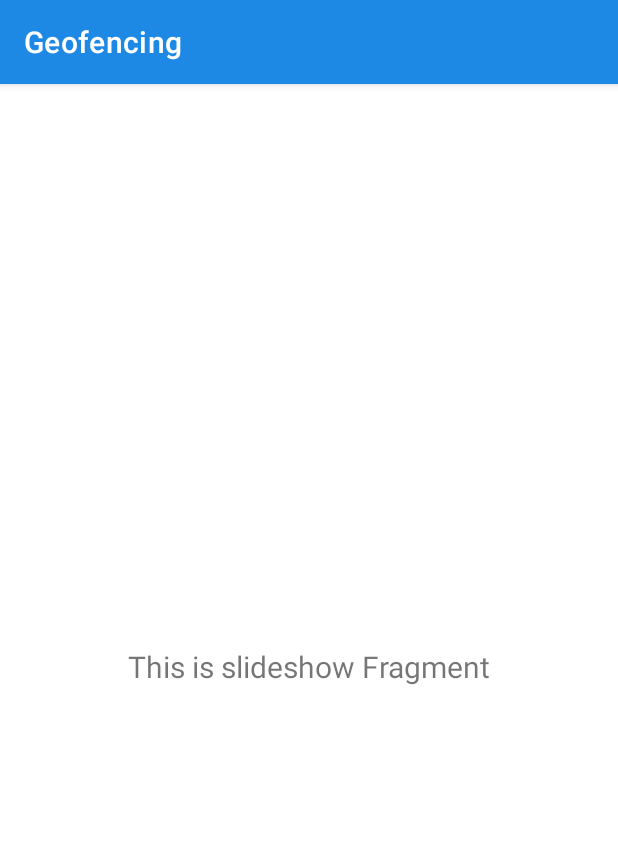
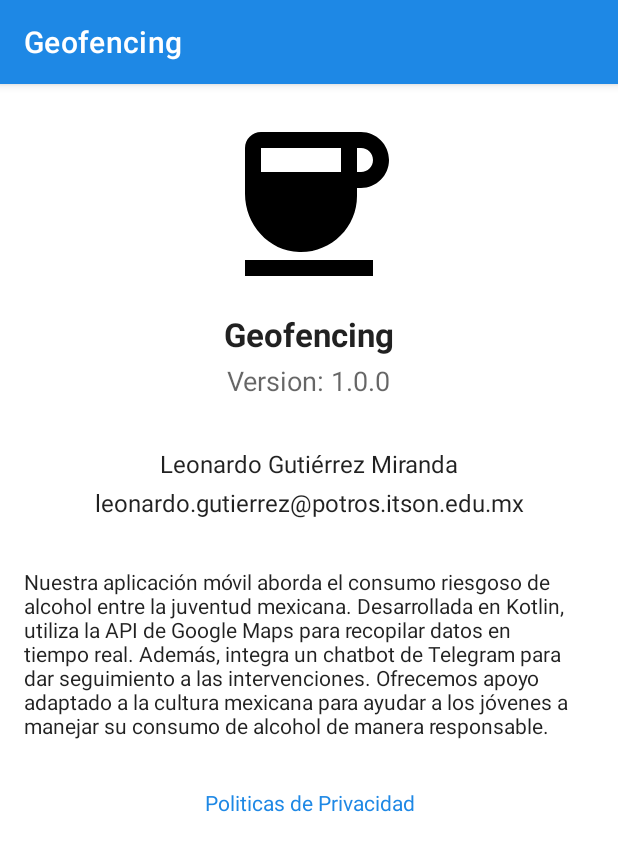
Before and after one commit to mparra37/Geofencing, an Android app: the fragment SlideshowFragment shown on its own in the app's theme, on a phone screen of 412 x 824 dp. Shown: the top 851 px of the screen. Run offline under Robolectric (Android 15) with nearby library versions, the phone set to English and light mode, and no system bars.

Commit message:
menu design

```diff
--- a/app/src/main/java/parra/mario/geofencing/ui/gallery/GalleryViewModel.kt
+++ b/app/src/main/java/parra/mario/geofencing/ui/gallery/GalleryViewModel.kt
@@ -7,7 +7,7 @@ import androidx.lifecycle.ViewModel
 class GalleryViewModel : ViewModel() {
 
     private val _text = MutableLiveData<String>().apply {
-        value = "This is gallery Fragment"
+        value = "Lista de Ubicaciones"
     }
     val text: LiveData<String> = _text
 }
--- a/app/src/main/java/parra/mario/geofencing/ui/slideshow/SlideshowFragment.kt
+++ b/app/src/main/java/parra/mario/geofencing/ui/slideshow/SlideshowFragment.kt
@@ -28,10 +28,7 @@ class SlideshowFragment : Fragment() {
         _binding = FragmentSlideshowBinding.inflate(inflater, container, false)
         val root: View = binding.root
 
-        val textView: TextView = binding.textSlideshow
-        slideshowViewModel.text.observe(viewLifecycleOwner) {
-            textView.text = it
-        }
+
         return root
     }
 
--- /dev/null
+++ b/app/src/main/res/drawable/baseline_coffee_24.xml
@@ -0,0 +1,5 @@
+<vector android:height="128dp" android:tint="#000000"
+    android:viewportHeight="24" android:viewportWidth="24"
+    android:width="128dp" xmlns:android="http://schemas.android.com/apk/res/android">
+    <path android:fillColor="@android:color/white" android:pathData="M18.5,3H6C4.9,3 4,3.9 4,5v5.71c0,3.83 2.95,7.18 6.78,7.29c3.96,0.12 7.22,-3.06 7.22,-7v-1h0.5c1.93,0 3.5,-1.57 3.5,-3.5S20.43,3 18.5,3zM16,5v3H6V5H16zM18.5,8H18V5h0.5C19.33,5 20,5.67 20,6.5S19.33,8 18.5,8zM4,19h16v2H4V19z"/>
+</vector>
--- /dev/null
+++ b/app/src/main/res/drawable/baseline_help_outline_24.xml
@@ -0,0 +1,5 @@
+<vector android:autoMirrored="true" android:height="24dp"
+    android:tint="#000000" android:viewportHeight="24"
+    android:viewportWidth="24" android:width="24dp" xmlns:android="http://schemas.android.com/apk/res/android">
+    <path android:fillColor="@android:color/white" android:pathData="M11,18h2v-2h-2v2zM12,2C6.48,2 2,6.48 2,12s4.48,10 10,10 10,-4.48 10,-10S17.52,2 12,2zM12,20c-4.41,0 -8,-3.59 -8,-8s3.59,-8 8,-8 8,3.59 8,8 -3.59,8 -8,8zM12,6c-2.21,0 -4,1.79 -4,4h2c0,-1.1 0.9,-2 2,-2s2,0.9 2,2c0,2 -3,1.75 -3,5h2c0,-2.25 3,-2.5 3,-5 0,-2.21 -1.79,-4 -4,-4z"/>
+</vector>
--- /dev/null
+++ b/app/src/main/res/drawable/baseline_list_alt_24.xml
@@ -0,0 +1,5 @@
+<vector android:autoMirrored="true" android:height="24dp"
+    android:tint="#000000" android:viewportHeight="24"
+    android:viewportWidth="24" android:width="24dp" xmlns:android="http://schemas.android.com/apk/res/android">
+    <path android:fillColor="@android:color/white" android:pathData="M19,5v14L5,19L5,5h14m1.1,-2L3.9,3c-0.5,0 -0.9,0.4 -0.9,0.9v16.2c0,0.4 0.4,0.9 0.9,0.9h16.2c0.4,0 0.9,-0.5 0.9,-0.9L21,3.9c0,-0.5 -0.5,-0.9 -0.9,-0.9zM11,7h6v2h-6L11,7zM11,11h6v2h-6v-2zM11,15h6v2h-6zM7,7h2v2L7,9zM7,11h2v2L7,13zM7,15h2v2L7,17z"/>
+</vector>
--- /dev/null
+++ b/app/src/main/res/drawable/baseline_place_24.xml
@@ -0,0 +1,5 @@
+<vector android:height="24dp" android:tint="#000000"
+    android:viewportHeight="24" android:viewportWidth="24"
+    android:width="24dp" xmlns:android="http://schemas.android.com/apk/res/android">
+    <path android:fillColor="@android:color/white" android:pathData="M12,2C8.13,2 5,5.13 5,9c0,5.25 7,13 7,13s7,-7.75 7,-13c0,-3.87 -3.13,-7 -7,-7zM12,11.5c-1.38,0 -2.5,-1.12 -2.5,-2.5s1.12,-2.5 2.5,-2.5 2.5,1.12 2.5,2.5 -1.12,2.5 -2.5,2.5z"/>
+</vector>
--- /dev/null
+++ b/app/src/main/res/drawable/ubicaciones.xml
@@ -0,0 +1,5 @@
+<vector android:height="24dp" android:tint="#000000"
+    android:viewportHeight="24" android:viewportWidth="24"
+    android:width="24dp" xmlns:android="http://schemas.android.com/apk/res/android">
+    <path android:fillColor="@android:color/white" android:pathData="M4,16v6h16v-6c0,-1.1 -0.9,-2 -2,-2L6,14c-1.1,0 -2,0.9 -2,2zM18,18L6,18v-2h12v2zM12,2C9.24,2 7,4.24 7,7l5,7 5,-7c0,-2.76 -2.24,-5 -5,-5zM12,11L9,7c0,-1.66 1.34,-3 3,-3s3,1.34 3,3l-3,4z"/>
+</vector>
--- a/app/src/main/res/layout/fragment_slideshow.xml
+++ b/app/src/main/res/layout/fragment_slideshow.xml
@@ -1,22 +1,85 @@
 <?xml version="1.0" encoding="utf-8"?>
-<androidx.constraintlayout.widget.ConstraintLayout xmlns:android="http://schemas.android.com/apk/res/android"
-    xmlns:app="http://schemas.android.com/apk/res-auto"
-    xmlns:tools="http://schemas.android.com/tools"
+<LinearLayout xmlns:android="http://schemas.android.com/apk/res/android"
     android:layout_width="match_parent"
-    android:layout_height="match_parent"
-    tools:context=".ui.slideshow.SlideshowFragment">
+    android:layout_height="wrap_content"
+    android:orientation="vertical"
+    android:padding="16dp">
+
+    <!-- App Logo -->
+    <ImageView
+        android:id="@+id/app_logo"
+        android:layout_width="wrap_content"
+        android:layout_height="wrap_content"
+        android:layout_gravity="center"
+        android:src="@drawable/baseline_coffee_24"
+        android:contentDescription="@string/app_name" />
+
+    <!-- App Name -->
+    <TextView
+        android:id="@+id/app_name_text"
+        android:layout_width="wrap_content"
+        android:layout_height="wrap_content"
+        android:layout_gravity="center"
+        android:layout_marginTop="8dp"
+        android:text="@string/app_name"
+        android:textAppearance="@style/TextAppearance.AppCompat.Large"
+        android:textStyle="bold" />
+
+    <!-- App Version -->
+    <TextView
+        android:id="@+id/app_version_text"
+        android:layout_width="wrap_content"
+        android:layout_height="wrap_content"
+        android:layout_gravity="center"
+        android:layout_marginTop="4dp"
+        android:text="Version: 1.0.0"
+        android:textAppearance="@style/TextAppearance.AppCompat.Medium" />
+
 
     <TextView
-        android:id="@+id/text_slideshow"
+        android:id="@+id/contacto"
         android:layout_width="match_parent"
         android:layout_height="wrap_content"
-        android:layout_marginStart="8dp"
-        android:layout_marginTop="8dp"
-        android:layout_marginEnd="8dp"
         android:textAlignment="center"
-        android:textSize="20sp"
-        app:layout_constraintBottom_toBottomOf="parent"
-        app:layout_constraintEnd_toEndOf="parent"
-        app:layout_constraintStart_toStartOf="parent"
-        app:layout_constraintTop_toTopOf="parent" />
-</androidx.constraintlayout.widget.ConstraintLayout>
+        android:textSize="16sp"
+        android:layout_marginTop="32dp"
+        android:text="Leonardo Gutiérrez Miranda"
+        android:textAppearance="@style/TextAppearance.AppCompat.Body1"
+         />
+
+    <TextView
+        android:id="@+id/contacto_correo"
+        android:layout_width="match_parent"
+        android:layout_height="wrap_content"
+        android:textAlignment="center"
+        android:textSize="16sp"
+        android:layout_marginTop="4dp"
+        android:text="leonardo.gutierrez@potros.itson.edu.mx"
+        android:textAppearance="@style/TextAppearance.AppCompat.Body1"
+        />
+
+    <!-- Description or Bio -->
+    <TextView
+        android:id="@+id/app_description_text"
+        android:layout_width="wrap_content"
+        android:layout_height="wrap_content"
+        android:layout_marginTop="32dp"
+        android:text="@string/acerca_de"
+        android:textAppearance="@style/TextAppearance.AppCompat.Body1" />
+
+    <!-- Privacy Policy -->
+    <TextView
+        android:id="@+id/privacy_policy_text"
+        android:layout_width="match_parent"
+        android:layout_height="wrap_content"
+        android:layout_marginTop="32dp"
+        android:textAlignment="center"
+        android:text="Politicas de Privacidad"
+        android:textColor="?attr/colorPrimary"
+        android:clickable="true"
+        android:focusable="true"
+        android:textAppearance="@style/TextAppearance.AppCompat.Body1" />
+
+    <!-- Terms of Service -->
+
+</LinearLayout>
--- a/app/src/main/res/layout/nav_header_inicio.xml
+++ b/app/src/main/res/layout/nav_header_inicio.xml
@@ -3,7 +3,7 @@
     xmlns:app="http://schemas.android.com/apk/res-auto"
     android:layout_width="match_parent"
     android:layout_height="@dimen/nav_header_height"
-    android:background="@drawable/side_nav_bar"
+    android:background="@color/primaryColor"
     android:gravity="bottom"
     android:orientation="vertical"
     android:paddingLeft="@dimen/activity_horizontal_margin"
--- a/app/src/main/res/menu/activity_inicio_drawer.xml
+++ b/app/src/main/res/menu/activity_inicio_drawer.xml
@@ -6,15 +6,15 @@
     <group android:checkableBehavior="single">
         <item
             android:id="@+id/nav_home"
-            android:icon="@drawable/ic_menu_camera"
+            android:icon="@drawable/baseline_place_24"
             android:title="@string/menu_home" />
         <item
             android:id="@+id/nav_gallery"
-            android:icon="@drawable/ic_menu_gallery"
+            android:icon="@drawable/baseline_list_alt_24"
             android:title="@string/menu_gallery" />
         <item
             android:id="@+id/nav_slideshow"
-            android:icon="@drawable/ic_menu_slideshow"
+            android:icon="@drawable/baseline_help_outline_24"
             android:title="@string/menu_slideshow" />
     </group>
 </menu>
--- a/app/src/main/res/values/strings.xml
+++ b/app/src/main/res/values/strings.xml
@@ -11,4 +11,6 @@
     <string name="menu_gallery">Mis Ubicaciones</string>
     <string name="menu_slideshow">Acerca de</string>
     <string name="title_activity_maps">Ubicaciones de Riesgo</string>
+
+    <string name="acerca_de">Nuestra aplicación móvil aborda el consumo riesgoso de alcohol entre la juventud mexicana. Desarrollada en Kotlin, utiliza la API de Google Maps para recopilar datos en tiempo real.  Además, integra un chatbot de Telegram para dar seguimiento a las intervenciones. Ofrecemos apoyo adaptado a la cultura mexicana para ayudar a los jóvenes a manejar su consumo de alcohol de manera responsable.</string>
 </resources>
```
